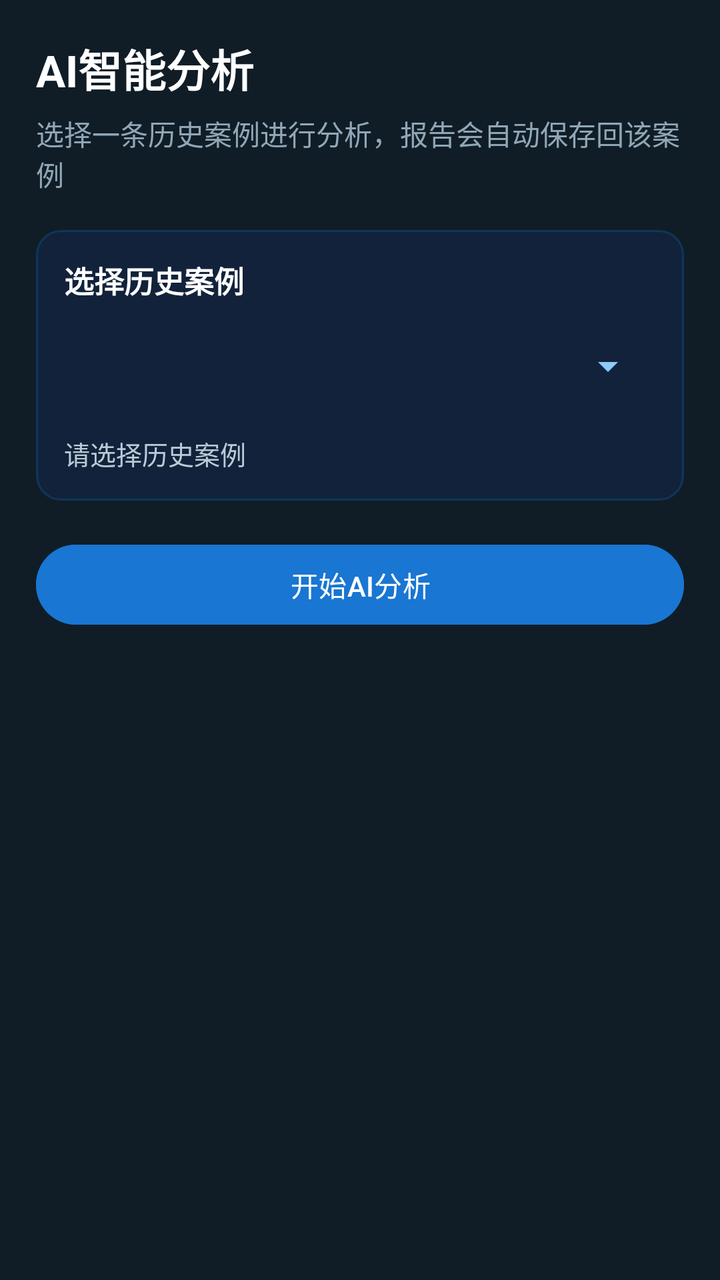
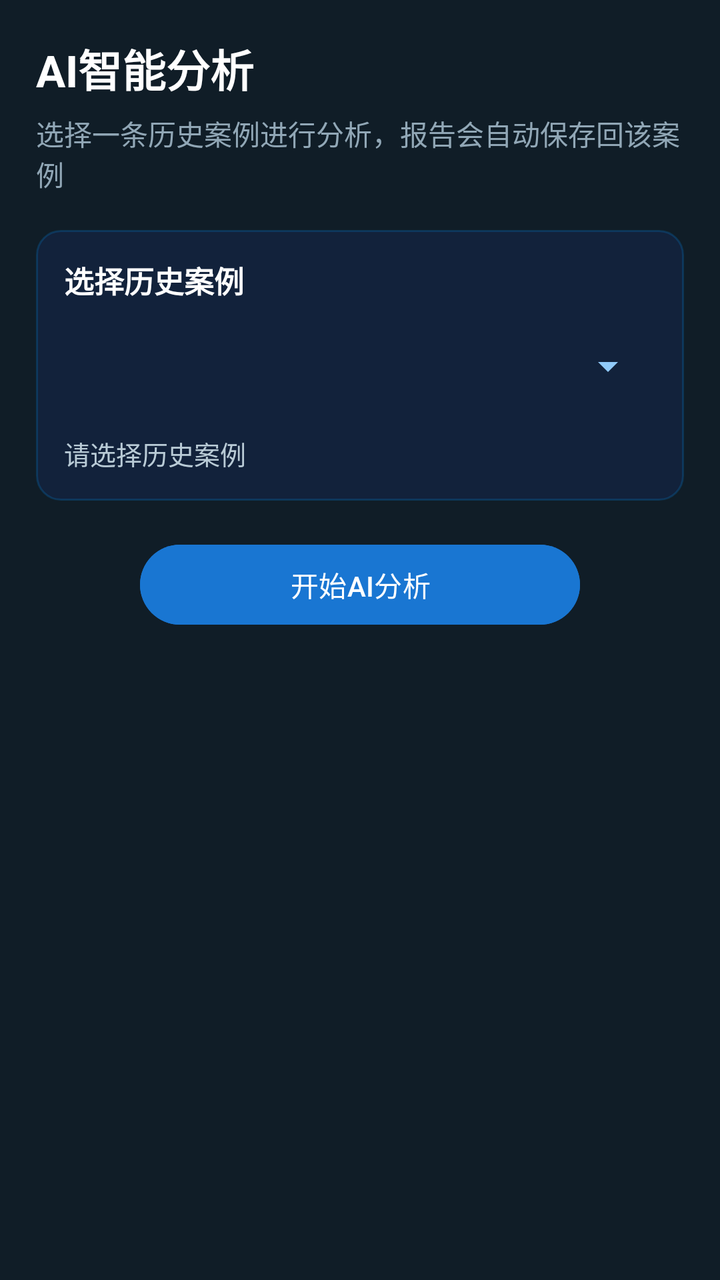

The first picture is an Android layout as it rendered before a commit; the second is the same layout after the commit. The layout source and the unified diff follow.
<!-- AndroidManifest.xml: application theme Theme.WeiguangDRController -->
<!-- res/layout/fragment_ai.xml -->
<?xml version="1.0" encoding="utf-8"?>
<ScrollView xmlns:android="http://schemas.android.com/apk/res/android"
    android:layout_width="match_parent"
    android:layout_height="match_parent"
    android:background="#101D27"
    android:fillViewport="true">

    <LinearLayout
        android:layout_width="match_parent"
        android:layout_height="wrap_content"
        android:orientation="vertical"
        android:padding="18dp">

        <TextView
            android:layout_width="wrap_content"
            android:layout_height="wrap_content"
            android:text="AI智能分析"
            android:textColor="#FFFFFF"
            android:textSize="22sp"
            android:textStyle="bold" />

        <TextView
            android:layout_width="wrap_content"
            android:layout_height="wrap_content"
            android:layout_marginTop="6dp"
            android:text="选择一条历史案例进行分析，报告会自动保存回该案例"
            android:textColor="#91A7B6"
            android:textSize="14sp" />

        <LinearLayout
            android:layout_width="match_parent"
            android:layout_height="wrap_content"
            android:layout_marginTop="18dp"
            android:background="@drawable/bg_card_tech"
            android:orientation="vertical"
            android:padding="14dp">

            <TextView
                android:layout_width="wrap_content"
                android:layout_height="wrap_content"
                android:text="选择历史案例"
                android:textColor="#FFFFFF"
                android:textSize="15sp"
                android:textStyle="bold" />

            <Spinner
                android:id="@+id/aiCaseSpinner"
                android:layout_width="match_parent"
                android:layout_height="48dp"
                android:layout_marginTop="8dp"
                android:backgroundTint="#90CAF9" />

            <TextView
                android:id="@+id/aiCaseSummaryText"
                android:layout_width="match_parent"
                android:layout_height="wrap_content"
                android:layout_marginTop="10dp"
                android:lineSpacingExtra="3dp"
                android:text="请选择历史案例"
                android:textColor="#B9CBD6"
                android:textSize="13sp" />
        </LinearLayout>

        <LinearLayout
            android:id="@+id/aiActionRow"
            android:layout_width="match_parent"
            android:layout_height="wrap_content"
            android:layout_marginTop="18dp"
            android:layout_marginBottom="18dp"
            android:gravity="center"
            android:orientation="horizontal">

            <Button
                android:id="@+id/aiAnalyzeButton"
                android:layout_width="0dp"
                android:layout_height="48dp"
                android:layout_weight="1"
                android:backgroundTint="#1976D2"
                android:enabled="false"
                android:minHeight="0dp"
                android:text="开始AI分析"
                android:textAllCaps="false"
                android:textColor="#FFFFFF"
                android:textSize="14sp" />

            <Button
                android:id="@+id/aiViewReportButton"
                android:layout_width="0dp"
                android:layout_height="48dp"
                android:layout_marginStart="14dp"
                android:layout_weight="1"
                android:backgroundTint="#1976D2"
                android:minHeight="0dp"
                android:text="查看报告"
                android:textAllCaps="false"
                android:textColor="#FFFFFF"
                android:textSize="14sp"
                android:visibility="gone" />
        </LinearLayout>
    </LinearLayout>
</ScrollView>
<!-- resources referenced by this layout -->
<resources>
  <!-- drawable bg_card_tech (drawable) -->
  <?xml version="1.0" encoding="utf-8"?>
  <shape xmlns:android="http://schemas.android.com/apk/res/android"
      android:shape="rectangle">
      <solid android:color="#80142850" />
      <corners android:radius="12dp" />
      <stroke
          android:width="1dp"
          android:color="#330096FF" />
  </shape>
  <style name="Theme.WeiguangDRController" parent="Base.Theme.WeiguangDRController" />
  <style name="Base.Theme.WeiguangDRController" parent="Theme.Material3.DayNight.NoActionBar">
          
          
      </style>
</resources>

<!-- the commit's change to res/layout/fragment_ai.xml (unified diff, before → after) -->
@@ -72,9 +72,8 @@
 
             <Button
                 android:id="@+id/aiAnalyzeButton"
-                android:layout_width="0dp"
+                android:layout_width="220dp"
                 android:layout_height="48dp"
-                android:layout_weight="1"
                 android:backgroundTint="#1976D2"
                 android:enabled="false"
                 android:minHeight="0dp"
@@ -85,13 +84,12 @@
 
             <Button
                 android:id="@+id/aiViewReportButton"
-                android:layout_width="0dp"
+                android:layout_width="220dp"
                 android:layout_height="48dp"
                 android:layout_marginStart="14dp"
-                android:layout_weight="1"
                 android:backgroundTint="#1976D2"
                 android:minHeight="0dp"
-                android:text="查看报告"
+                android:text="查询报告"
                 android:textAllCaps="false"
                 android:textColor="#FFFFFF"
                 android:textSize="14sp"
